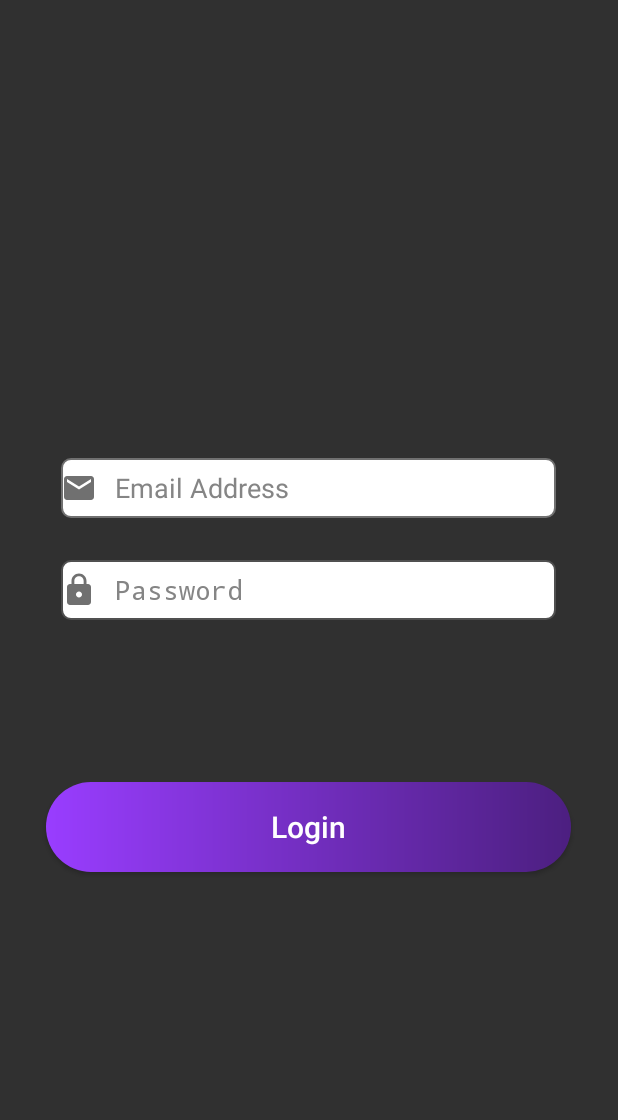
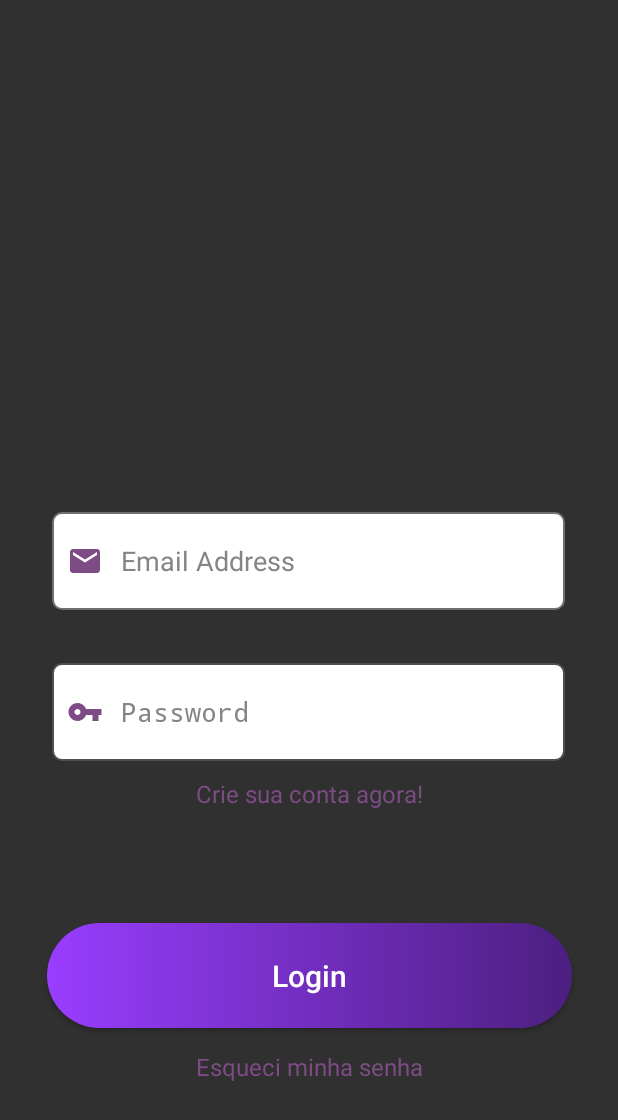
Before and after one commit to vDuduardo/XPCriativaApp, an Android app: the screen it shows after launch (LoginActivity), on a phone screen of 412 x 824 dp. Shown: the top 1120 px of the screen. Run offline under Robolectric (Android 15) with nearby library versions, the phone set to English and light mode, and no system bars.

Commit message:
Finish login Screen

```diff
--- a/app/src/main/res/drawable/vector_email.xml
+++ b/app/src/main/res/drawable/vector_email.xml
@@ -1,4 +1,4 @@
-<vector android:height="24dp" android:tint="#707070"
+<vector android:height="24dp" android:tint="#7D4C85"
     android:viewportHeight="24" android:viewportWidth="24"
     android:width="24dp" xmlns:android="http://schemas.android.com/apk/res/android">
     <path android:fillColor="@android:color/white" android:pathData="M20,4L4,4c-1.1,0 -1.99,0.9 -1.99,2L2,18c0,1.1 0.9,2 2,2h16c1.1,0 2,-0.9 2,-2L22,6c0,-1.1 -0.9,-2 -2,-2zM20,8l-8,5 -8,-5L4,6l8,5 8,-5v2z"/>
--- /dev/null
+++ b/app/src/main/res/drawable/vector_key.xml
@@ -0,0 +1,5 @@
+<vector android:height="24dp" android:tint="#7D4C85"
+    android:viewportHeight="24" android:viewportWidth="24"
+    android:width="24dp" xmlns:android="http://schemas.android.com/apk/res/android">
+    <path android:fillColor="@android:color/white" android:pathData="M12.65,10C11.83,7.67 9.61,6 7,6c-3.31,0 -6,2.69 -6,6s2.69,6 6,6c2.61,0 4.83,-1.67 5.65,-4H17v4h4v-4h2v-4H12.65zM7,14c-1.1,0 -2,-0.9 -2,-2s0.9,-2 2,-2 2,0.9 2,2 -0.9,2 -2,2z"/>
+</vector>
--- a/app/src/main/res/layout/activity_login.xml
+++ b/app/src/main/res/layout/activity_login.xml
@@ -8,7 +8,7 @@
     <Button
         android:id="@+id/buttonLogin"
         android:layout_width="350dp"
-        android:layout_height="60dp"
+        android:layout_height="70dp"
         android:layout_marginStart="158dp"
         android:layout_marginEnd="158dp"
         android:background="@drawable/custom_button_login"
@@ -18,24 +18,25 @@
         android:textSize="20sp"
         app:layout_constraintBottom_toBottomOf="parent"
         app:layout_constraintEnd_toEndOf="parent"
-        app:layout_constraintHorizontal_bias="0.503"
+        app:layout_constraintHorizontal_bias="0.5"
         app:layout_constraintStart_toStartOf="parent"
         app:layout_constraintTop_toTopOf="parent"
-        app:layout_constraintVertical_bias="0.682" />
+        app:layout_constraintVertical_bias="0.816" />
 
     <EditText
         android:id="@+id/textBoxEmailLogin"
-        android:layout_width="330dp"
-        android:layout_height="40dp"
+        android:layout_width="342dp"
+        android:layout_height="65dp"
         android:layout_marginTop="172dp"
         android:background="@drawable/custom_textbox_login"
         android:drawableStart="@drawable/vector_email"
         android:drawablePadding="12dp"
         android:ems="10"
         android:hint="@string/field_email"
+        android:inputType="textEmailAddress"
+        android:paddingStart="10dp"
+        android:textColor="@color/black"
         android:textColorHint="#858585"
-        android:inputType="textEmailAddress"
-        android:textColor="@color/black"
         app:layout_constraintBottom_toTopOf="@+id/textBoxPasswordLogin"
         app:layout_constraintEnd_toEndOf="parent"
         app:layout_constraintHorizontal_bias="0.496"
@@ -45,21 +46,51 @@
 
     <EditText
         android:id="@+id/textBoxPasswordLogin"
-        android:layout_width="330dp"
-        android:layout_height="40dp"
+        android:layout_width="342dp"
+        android:layout_height="65dp"
         android:layout_marginBottom="108dp"
         android:background="@drawable/custom_textbox_login"
-        android:drawableStart="@drawable/vector_lock"
+        android:drawableStart="@drawable/vector_key"
         android:drawablePadding="12dp"
         android:ems="10"
         android:hint="Password"
+        android:inputType="textPassword"
+        android:paddingStart="10dp"
+        android:textColor="@color/black"
         android:textColorHint="#858585"
-        android:textColor="@color/black"
-        android:inputType="textPassword"
         app:layout_constraintBottom_toTopOf="@+id/buttonLogin"
         app:layout_constraintEnd_toEndOf="parent"
         app:layout_constraintHorizontal_bias="0.496"
         app:layout_constraintStart_toStartOf="parent" />
+
+    <TextView
+        android:id="@+id/textViewCreateAccount"
+        android:layout_width="wrap_content"
+        android:layout_height="wrap_content"
+        android:text="@string/string_create_account"
+        android:textColor="#7D4C85"
+        android:textSize="16dp"
+        app:layout_constraintBottom_toTopOf="@+id/buttonLogin"
+        app:layout_constraintEnd_toEndOf="parent"
+        app:layout_constraintHorizontal_bias="0.5"
+        app:layout_constraintStart_toStartOf="parent"
+        app:layout_constraintTop_toBottomOf="@+id/textBoxPasswordLogin"
+        app:layout_constraintVertical_bias="0.121" />
+
+    <TextView
+        android:id="@+id/textViewRecoverAccount"
+        android:layout_width="wrap_content"
+        android:layout_height="wrap_content"
+        android:text="@string/string_pwd_recovery"
+        android:textColor="#7D4C85"
+        android:textSize="16dp"
+        app:layout_constraintBottom_toBottomOf="parent"
+        app:layout_constraintEnd_toEndOf="parent"
+        app:layout_constraintHorizontal_bias="0.5"
+        app:layout_constraintStart_toStartOf="parent"
+        app:layout_constraintTop_toBottomOf="@+id/buttonLogin"
+        app:layout_constraintVertical_bias="0.127" />
+
 
     <!--    <android.support.design.widget.TextInputLayout-->
     <!--        android:id="@+id/etPasswordLayout"-->
--- a/app/src/main/res/values/strings.xml
+++ b/app/src/main/res/values/strings.xml
@@ -3,4 +3,6 @@
     <string name="field_email">Email Address</string>
     <string name="field_pwd">Password</string>
     <string name="field_login">Login</string>
+    <string name="string_create_account">Crie sua conta agora!</string>
+    <string name="string_pwd_recovery">Esqueci minha senha</string>
 </resources>
```
Lines whose indentation alone changed are shown as unchanged.
